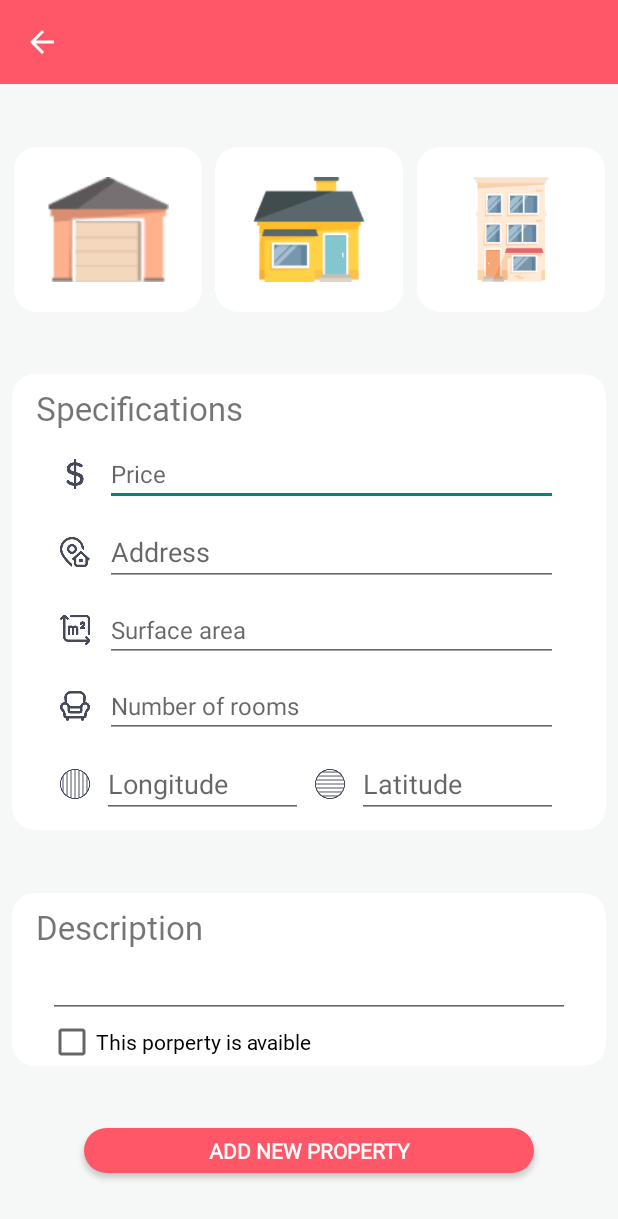
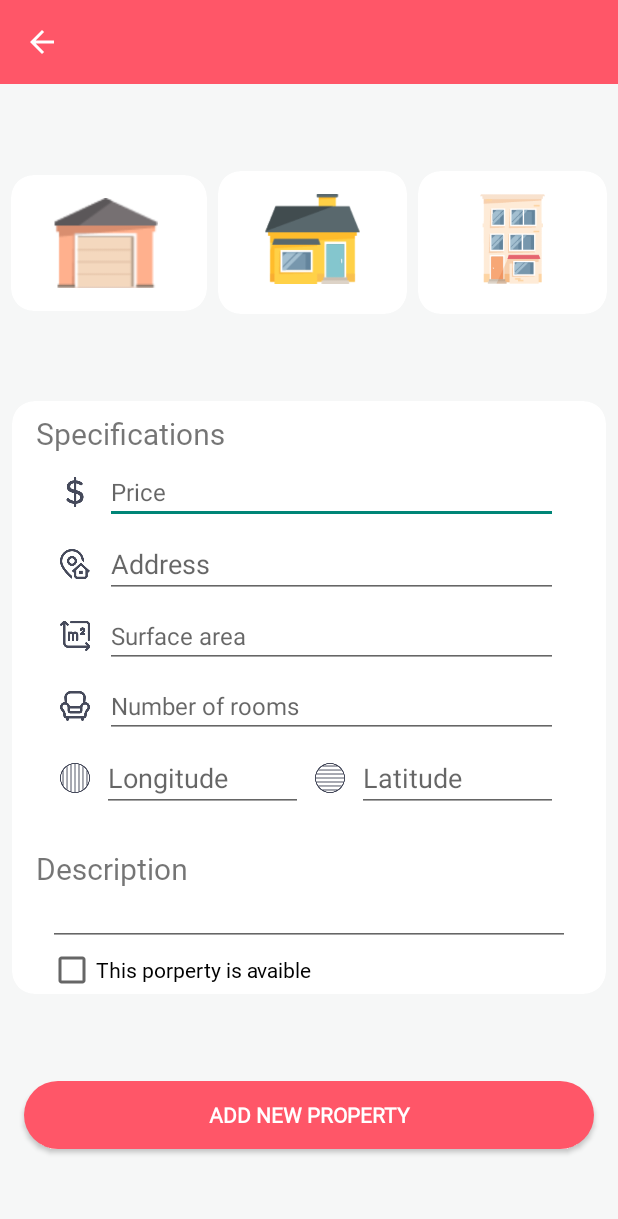
Before and after one commit to Zenibaa57/MyRealEstate, an Android app: the PropertyFormActivity screen opened directly, with no data from a screen before it, on a phone screen of 412 x 824 dp. Shown: the top 1219 px of the screen. Run offline under Robolectric (Android 15) with nearby library versions, the phone set to English and light mode, and no system bars.

Commit message:
Fix add property view

```diff
--- a/app/src/main/java/com/example/myrealestate/PropertyFormActivity.java
+++ b/app/src/main/java/com/example/myrealestate/PropertyFormActivity.java
@@ -4,11 +4,15 @@ import android.os.Bundle;
 import android.view.Window;
 
 import androidx.appcompat.app.AppCompatActivity;
+import androidx.cardview.widget.CardView;
 import androidx.core.content.ContextCompat;
 
 
 public class PropertyFormActivity extends AppCompatActivity {
 
+    private CardView cardGarage;
+    private CardView cardHouse;
+    private CardView cardBuilding;
 
     @Override
     protected void onCreate(Bundle savedInstanceState) {
@@ -18,5 +22,14 @@ public class PropertyFormActivity extends AppCompatActivity {
         window.setStatusBarColor(ContextCompat.getColor(this, R.color.red));
         setContentView(R.layout.property_details);
 
+        cardGarage = findViewById(R.id.cardGarage);
+        cardHouse = findViewById(R.id.cardHouse);
+        cardBuilding = findViewById(R.id.cardBuilding);
+
+        if (cardGarage.isSelected()){
+
+        }
+
+
     }
 }
--- a/app/src/main/res/layout/property_details.xml
+++ b/app/src/main/res/layout/property_details.xml
@@ -24,12 +24,12 @@
 
         <ImageView
             android:id="@+id/garage"
-            android:layout_width="85dp"
-            android:layout_height="70dp"
-            android:layout_marginStart="20dp"
-            android:layout_marginTop="20dp"
+            android:layout_width="95dp"
+            android:layout_height="60dp"
+            android:layout_marginStart="15dp"
+            android:layout_marginTop="15dp"
             android:layout_marginEnd="20dp"
-            android:layout_marginBottom="20dp"
+            android:layout_marginBottom="15dp"
             app:srcCompat="@drawable/garage" />
     </androidx.cardview.widget.CardView>
 
@@ -48,11 +48,11 @@
 
         <ImageView
             android:id="@+id/house"
-            android:layout_width="85dp"
-            android:layout_height="70dp"
-            android:layout_marginStart="20dp"
-            android:layout_marginTop="20dp"
-            android:layout_marginEnd="20dp"
+            android:layout_width="95dp"
+            android:layout_height="60dp"
+            android:layout_marginStart="15dp"
+            android:layout_marginTop="15dp"
+            android:layout_marginEnd="15dp"
             android:layout_marginBottom="20dp"
             app:srcCompat="@drawable/house" />
     </androidx.cardview.widget.CardView>
@@ -72,11 +72,11 @@
 
         <ImageView
             android:id="@+id/building"
-            android:layout_width="85dp"
-            android:layout_height="70dp"
-            android:layout_marginStart="20dp"
-            android:layout_marginTop="20dp"
-            android:layout_marginEnd="20dp"
+            android:layout_width="95dp"
+            android:layout_height="60dp"
+            android:layout_marginStart="15dp"
+            android:layout_marginTop="15dp"
+            android:layout_marginEnd="15dp"
             android:layout_marginBottom="20dp"
             app:srcCompat="@drawable/building" />
     </androidx.cardview.widget.CardView>
@@ -90,9 +90,9 @@
         app:cardCornerRadius="15dp"
         app:cardElevation="0dp"
         app:cardMaxElevation="0dp"
-        app:layout_constraintBottom_toTopOf="@id/cardDescription"
         app:layout_constraintEnd_toEndOf="parent"
         app:layout_constraintStart_toStartOf="parent"
+        app:layout_constraintBottom_toTopOf="@id/addProperty"
         app:layout_constraintTop_toBottomOf="@id/cardHouse">
 
         <LinearLayout
@@ -110,14 +110,14 @@
                 android:layout_marginTop="8dp"
                 android:fontFamily="@font/typo_grotesk_light"
                 android:text="Specifications"
-                android:textSize="22sp" />
+                android:textSize="20sp" />
 
             <LinearLayout
                 android:id="@+id/priceLayout"
                 android:layout_width="match_parent"
                 android:layout_height="wrap_content"
                 android:layout_marginStart="32dp"
-                android:layout_marginTop="8dp"
+                android:layout_marginTop="4dp"
                 android:layout_marginEnd="32dp"
                 android:orientation="horizontal">
 
@@ -148,7 +148,7 @@
                 android:layout_width="match_parent"
                 android:layout_height="wrap_content"
                 android:layout_marginStart="32dp"
-                android:layout_marginTop="8dp"
+                android:layout_marginTop="4dp"
                 android:layout_marginEnd="32dp"
                 android:orientation="horizontal">
 
@@ -178,7 +178,7 @@
                 android:layout_width="match_parent"
                 android:layout_height="wrap_content"
                 android:layout_marginStart="32dp"
-                android:layout_marginTop="8dp"
+                android:layout_marginTop="4dp"
                 android:layout_marginEnd="32dp"
                 android:orientation="horizontal">
 
@@ -209,7 +209,7 @@
                 android:layout_width="match_parent"
                 android:layout_height="wrap_content"
                 android:layout_marginStart="32dp"
-                android:layout_marginTop="8dp"
+                android:layout_marginTop="4dp"
                 android:layout_marginEnd="32dp"
                 android:orientation="horizontal">
 
@@ -239,7 +239,7 @@
                 android:layout_width="match_parent"
                 android:layout_height="wrap_content"
                 android:layout_marginStart="32dp"
-                android:layout_marginTop="8dp"
+                android:layout_marginTop="4dp"
                 android:layout_marginEnd="32dp"
                 android:layout_marginBottom="8dp"
                 android:orientation="horizontal">
@@ -284,45 +284,21 @@
                     android:inputType="numberDecimal" />
             </LinearLayout>
 
-        </LinearLayout>
-
-    </androidx.cardview.widget.CardView>
-
-    <androidx.cardview.widget.CardView
-        android:id="@+id/cardDescription"
-        android:layout_width="0dp"
-        android:layout_height="wrap_content"
-        android:layout_marginStart="8dp"
-        android:layout_marginEnd="8dp"
-        app:cardCornerRadius="15dp"
-        app:cardElevation="0dp"
-        app:cardMaxElevation="0dp"
-        app:layout_constraintTop_toBottomOf="@id/cardSpecification"
-        app:layout_constraintBottom_toTopOf="@id/addProperty"
-        app:layout_constraintEnd_toEndOf="parent"
-        app:layout_constraintStart_toStartOf="parent">
-
-        <LinearLayout
-            android:layout_width="match_parent"
-            android:layout_height="match_parent"
-            android:orientation="vertical">
-
             <TextView
                 android:id="@+id/textView6"
                 android:layout_width="wrap_content"
                 android:layout_height="wrap_content"
                 android:layout_marginStart="16dp"
-                android:layout_marginTop="8dp"
+                android:layout_marginTop="16dp"
                 android:fontFamily="@font/typo_grotesk_light"
                 android:text="Description"
-                android:textSize="22sp" />
+                android:textSize="20sp" />
 
             <EditText
                 android:id="@+id/descirption"
                 android:layout_width="match_parent"
                 android:layout_height="38dp"
                 android:layout_marginStart="24dp"
-                android:layout_marginTop="8dp"
                 android:layout_marginEnd="24dp"
                 android:ems="10"
                 android:fontFamily="sans-serif"
@@ -337,21 +313,24 @@
                 android:layout_marginEnd="24dp"
                 android:fontFamily="@font/typo_grotesk_light"
                 android:text="This porperty is avaible " />
+
         </LinearLayout>
 
     </androidx.cardview.widget.CardView>
 
     <Button
         android:id="@+id/addProperty"
-        android:layout_width="wrap_content"
-        android:layout_height="30dp"
+        android:layout_width="0dp"
+        android:layout_height="45dp"
+        android:layout_marginStart="16dp"
+        android:layout_marginEnd="16dp"
         android:background="@drawable/rounded_button"
         android:fontFamily="@font/typo_grotesk"
         android:text="ADD NEW PROPERTY"
         android:textColor="#FFFFFF"
         android:textStyle="bold"
+        app:layout_constraintTop_toBottomOf="@id/cardSpecification"
         app:layout_constraintBottom_toBottomOf="parent"
         app:layout_constraintEnd_toEndOf="parent"
-        app:layout_constraintStart_toStartOf="parent"
-        app:layout_constraintTop_toBottomOf="@id/cardDescription" />
+        app:layout_constraintStart_toStartOf="parent" />
 </androidx.constraintlayout.widget.ConstraintLayout>
```
